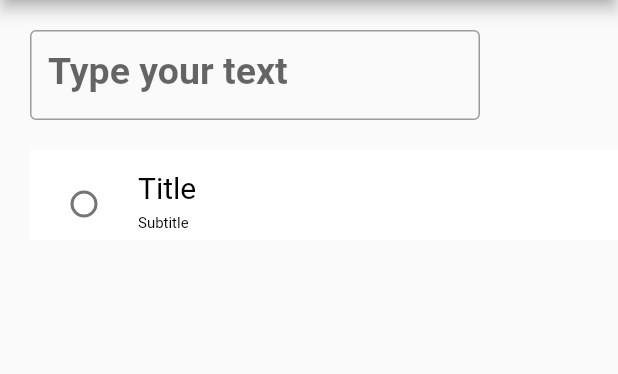
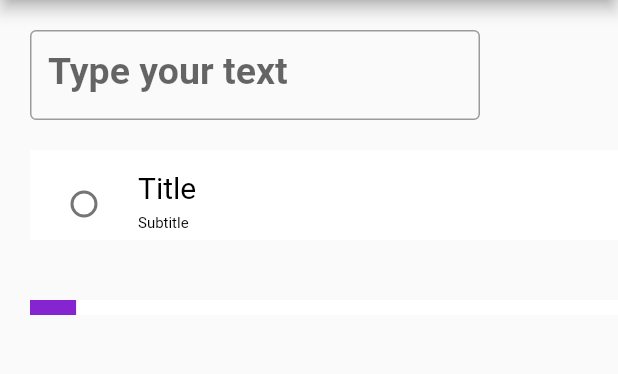
Before and after one commit to rene-kt/sample-components-knowcode, a Flutter app: the SecondScreen screen opened directly, on a phone screen of 412 x 824 dp, the part 84-458 px from its top. Run offline on Flutter 3.47's test engine with Material 2 defaults, Android fonts, the phone set to English and light mode, and no system bars.

```diff
--- a/lib/second-screen.dart
+++ b/lib/second-screen.dart
@@ -39,7 +39,7 @@ class _SecondScreenState extends State<SecondScreen> {
                         fontSize: 25,
                         fontWeight: FontWeight.w700),
                   ))),
-
+          // RadioButton
           Positioned(
             left: 20,
             top: 100,
@@ -71,6 +71,21 @@ class _SecondScreenState extends State<SecondScreen> {
                   activeColor: Color.fromRGBO(133, 36, 209, 1.0),
                 )),
           ),
+
+          // ProgressBar
+          Positioned(
+            left: 20,
+            top: 200,
+            child: Container(
+                height: 10,
+                width: 400,
+                child: LinearProgressIndicator(
+                  key: Key("progress"),
+                  backgroundColor: Color.fromRGBO(255, 255, 255, 1),
+                  valueColor: AlwaysStoppedAnimation<Color>(Color.fromRGBO(
+                      133, 36, 209, 1.0)), // Color of the animation
+                )),
+          ),
         ])));
   }
 }
```
